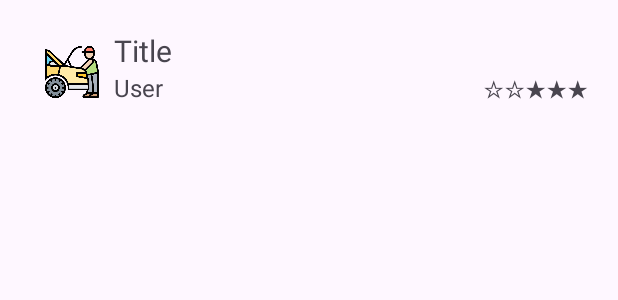
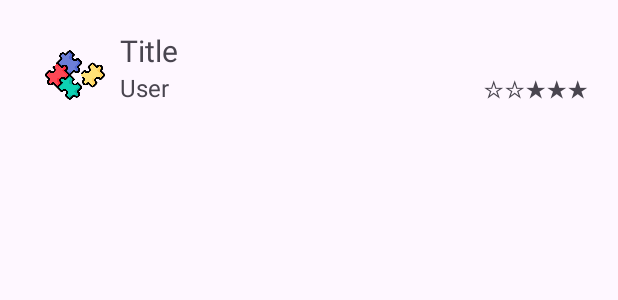
Before and after one commit to turbo-leg/COSC341, an Android app: the layout single_item.xml on its own in the app's theme, with its tools: preview values and no code run, on a phone screen of 412 x 824 dp. Shown: the top 300 px of the screen. Run offline under Robolectric (Android 15) with nearby library versions, the phone set to English and light mode, and no system bars.

```diff
--- a/app/src/main/java/com/example/project/BrowseHelpRequestsActivity.java
+++ b/app/src/main/java/com/example/project/BrowseHelpRequestsActivity.java
@@ -255,6 +255,7 @@ public class BrowseHelpRequestsActivity extends AppCompatActivity{
                                                             if (listing.getTitle().equals(l.getTitle())) {
                                                                 l.setHelperName("Me");
                                                                 listingRef.child(key).setValue(l);
+                                                                Toast.makeText(BrowseHelpRequestsActivity.this, "Listing successfully accpeted!", Toast.LENGTH_SHORT).show();
                                                             }
                                                     }
                                                 }
@@ -495,10 +496,6 @@ public class BrowseHelpRequestsActivity extends AppCompatActivity{
                 }
             }
         });
-
-
-
-        Toast.makeText(getApplicationContext(), "You are in date popup", Toast.LENGTH_SHORT).show();
     }
 
     public boolean seeIfChecked(CheckBox checkBox){
--- a/app/src/main/java/com/example/project/ListingAdapter.java
+++ b/app/src/main/java/com/example/project/ListingAdapter.java
@@ -12,7 +12,7 @@ import java.util.ArrayList;
 
 public class ListingAdapter extends ArrayAdapter<String> {
     Context context;
-    int[] images = {R.drawable.gardening, R.drawable.carmaintenance, R.drawable.babysitting, R.drawable.cooking,R.drawable.petcare,R.drawable.moving};;
+    int[] images = {R.drawable.gardening, R.drawable.carmaintenance, R.drawable.babysitting, R.drawable.cooking,R.drawable.petcare,R.drawable.moving,R.drawable.miscellaneous};;
     ArrayList<Listing> listings;
 
     public ListingAdapter(Context context, ArrayList<Listing> listings) {
@@ -57,6 +57,9 @@ public class ListingAdapter extends ArrayAdapter<String> {
             case("Moving"):
                 category = 5;
                 break;
+            case("Miscellaneous"):
+                category = 6;
+                break;
         }
         holder.itemImage.setImageResource(images[category]);
         holder.postingTitle.setText(l.getTitle());
--- a/app/src/main/res/layout/single_item.xml
+++ b/app/src/main/res/layout/single_item.xml
@@ -8,11 +8,10 @@
 
     <ImageView
         android:id="@+id/imageView"
-        android:layout_width="36dp"
-        android:layout_height="36dp"
-        app:srcCompat="@drawable/carmaintenance"
+        android:layout_width="40dp"
+        android:layout_height="40dp"
         android:layout_margin="10dp"
-        />
+        app:srcCompat="@drawable/miscellaneous" />
 
     <LinearLayout
         android:layout_width="match_parent"
```
Also changed, not shown: app/src/main/res/drawable/miscellaneous.png (added).
